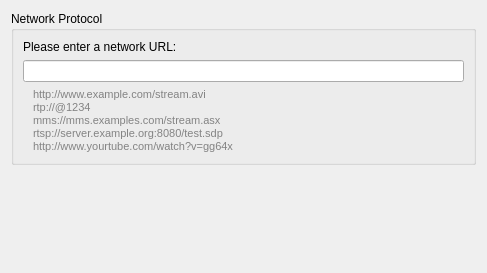
Qt form modules/gui/qt4/ui/open_net.ui (omunroe-com/ubtvlc) before a commit.
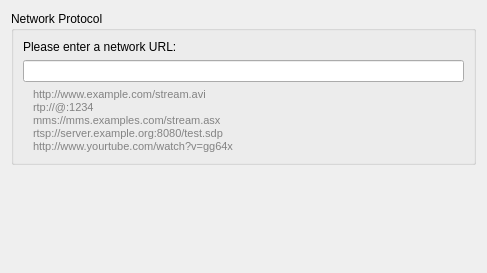
The same form after that commit.

Patch:
```diff
--- a/modules/gui/qt4/ui/open_net.ui
+++ b/modules/gui/qt4/ui/open_net.ui
@@ -52,7 +52,7 @@
 p, li { white-space: pre-wrap; }
 &lt;/style&gt;&lt;/head&gt;&lt;body style=&quot; font-family:'DejaVu Sans'; font-size:8pt; font-weight:400; font-style:normal;&quot;&gt;
 &lt;p style=&quot; margin-top:0px; margin-bottom:0px; margin-left:0px; margin-right:0px; -qt-block-indent:0; text-indent:0px;&quot;&gt;&lt;span style=&quot; color:#838383;&quot;&gt;http://www.example.com/stream.avi&lt;/span&gt;&lt;/p&gt;
-&lt;p style=&quot; margin-top:0px; margin-bottom:0px; margin-left:0px; margin-right:0px; -qt-block-indent:0; text-indent:0px;&quot;&gt;&lt;span style=&quot; color:#838383;&quot;&gt;rtp://@1234&lt;/span&gt;&lt;/p&gt;
+&lt;p style=&quot; margin-top:0px; margin-bottom:0px; margin-left:0px; margin-right:0px; -qt-block-indent:0; text-indent:0px;&quot;&gt;&lt;span style=&quot; color:#838383;&quot;&gt;rtp://@:1234&lt;/span&gt;&lt;/p&gt;
 &lt;p style=&quot; margin-top:0px; margin-bottom:0px; margin-left:0px; margin-right:0px; -qt-block-indent:0; text-indent:0px;&quot;&gt;&lt;span style=&quot; color:#838383;&quot;&gt;mms://mms.examples.com/stream.asx&lt;/span&gt;&lt;/p&gt;
 &lt;p style=&quot; margin-top:0px; margin-bottom:0px; margin-left:0px; margin-right:0px; -qt-block-indent:0; text-indent:0px;&quot;&gt;&lt;span style=&quot; color:#838383;&quot;&gt;rtsp://server.example.org:8080/test.sdp&lt;/span&gt;&lt;/p&gt;
 &lt;p style=&quot; margin-top:0px; margin-bottom:0px; margin-left:0px; margin-right:0px; -qt-block-indent:0; text-indent:0px;&quot;&gt;&lt;span style=&quot; color:#838383;&quot;&gt;http://www.yourtube.com/watch?v=gg64x&lt;/span&gt;&lt;/p&gt;&lt;/body&gt;&lt;/html&gt;</string>
```
